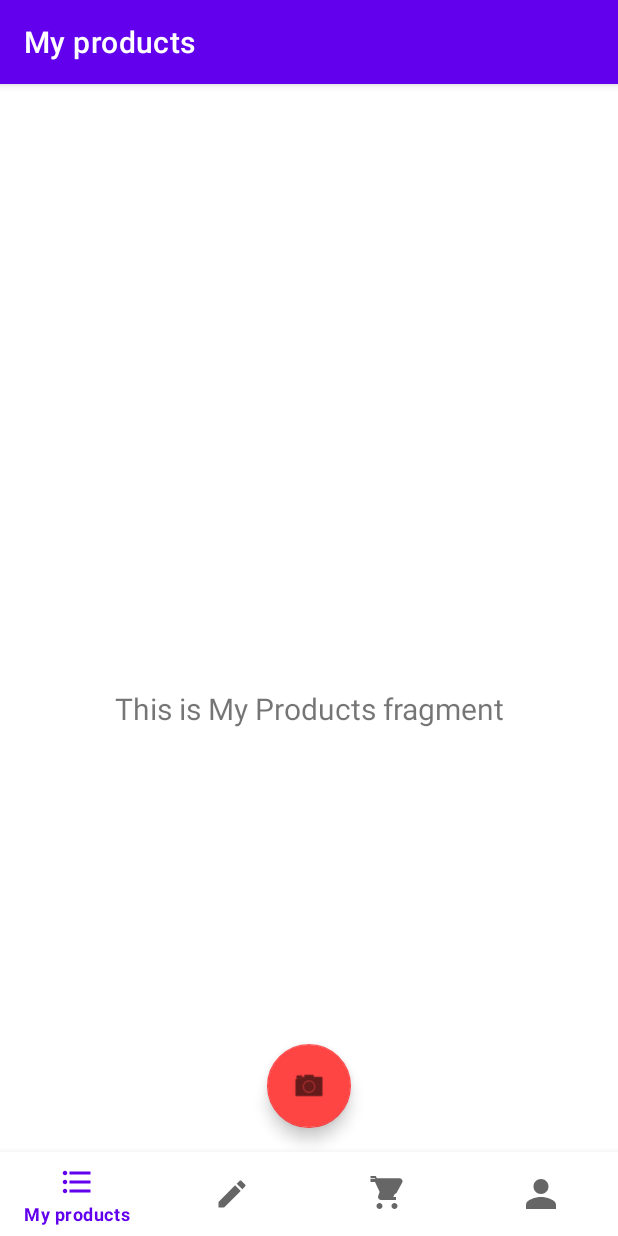
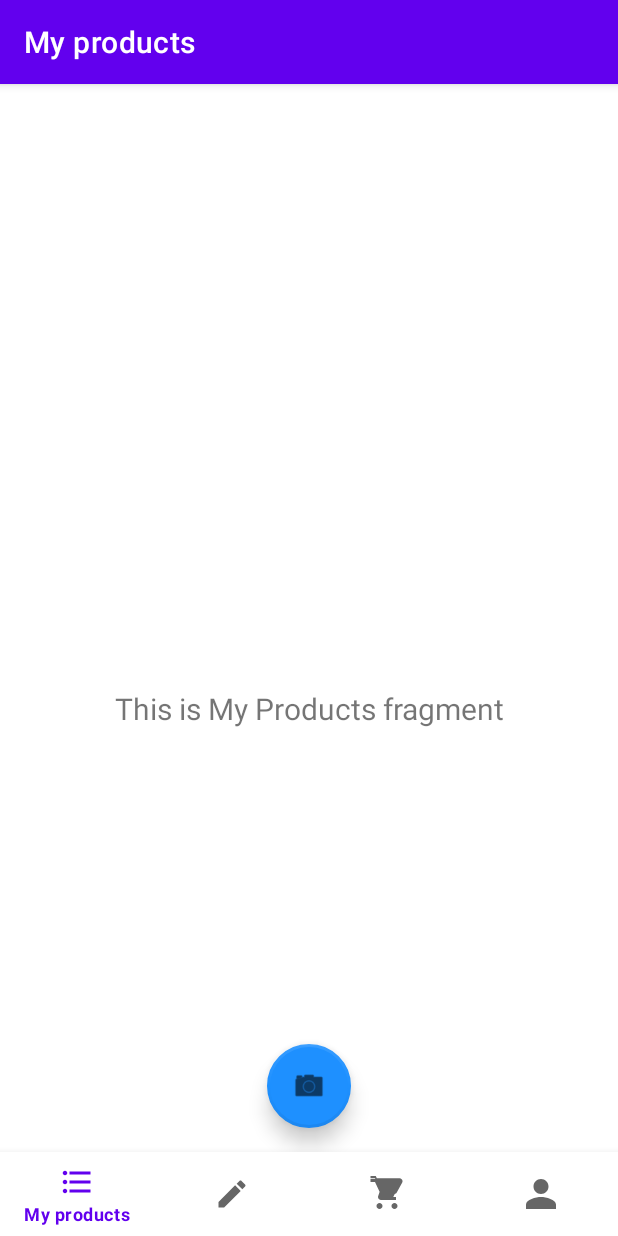
Before and after one commit to palauzov/Grocery-Notifier-App, an Android app: the screen it shows after launch (MainActivity), on a phone screen of 412 x 824 dp. Run offline under Robolectric (Android 15) with nearby library versions, the phone set to English and light mode, and no system bars; our stand-ins replace navigation-ui.

```diff
--- a/app/src/main/res/layout/activity_main.xml
+++ b/app/src/main/res/layout/activity_main.xml
@@ -37,10 +37,15 @@
         android:layout_height="0dp"
         android:layout_margin="16dp"
         android:src="@android:drawable/ic_menu_camera"
-        app:backgroundTint="@android:color/holo_red_light"
+        app:backgroundTint="@color/cool_blue"
         app:layout_anchorGravity="bottom|end"
         app:layout_constraintBottom_toTopOf="@+id/nav_view"
         app:layout_constraintEnd_toEndOf="parent"
-        app:layout_constraintStart_toStartOf="parent" />
+        app:layout_constraintStart_toStartOf="parent"
+        app:elevation="8dp"
+        app:pressedTranslationZ="6dp"
+        app:borderWidth="2dp"
+        app:borderColor="@color/white"
+        app:fabSize="normal"/>
 
 </androidx.constraintlayout.widget.ConstraintLayout>
--- a/app/src/main/res/layout/activity_register.xml
+++ b/app/src/main/res/layout/activity_register.xml
@@ -7,7 +7,7 @@
 
 
     <TextView
-        android:id="@+id/textView"
+        android:id="@+id/textViewRegister"
         android:layout_width="96dp"
         android:layout_height="36dp"
         android:text="Register"
@@ -28,7 +28,7 @@
         android:text="Name"
         app:layout_constraintEnd_toEndOf="parent"
         app:layout_constraintStart_toStartOf="parent"
-        app:layout_constraintTop_toBottomOf="@+id/textView" />
+        app:layout_constraintTop_toBottomOf="@+id/textViewRegister" />
 
     <EditText
         android:id="@+id/editTextName"
--- a/app/src/main/res/values/colors.xml
+++ b/app/src/main/res/values/colors.xml
@@ -7,4 +7,5 @@
     <color name="teal_700">#FF018786</color>
     <color name="black">#FF000000</color>
     <color name="white">#FFFFFFFF</color>
+    <color name="cool_blue">#1E90FF</color>
 </resources>
```
Also changed, not shown: app/src/main/res/layout/activity_login.xml (+68 -0 lines).
